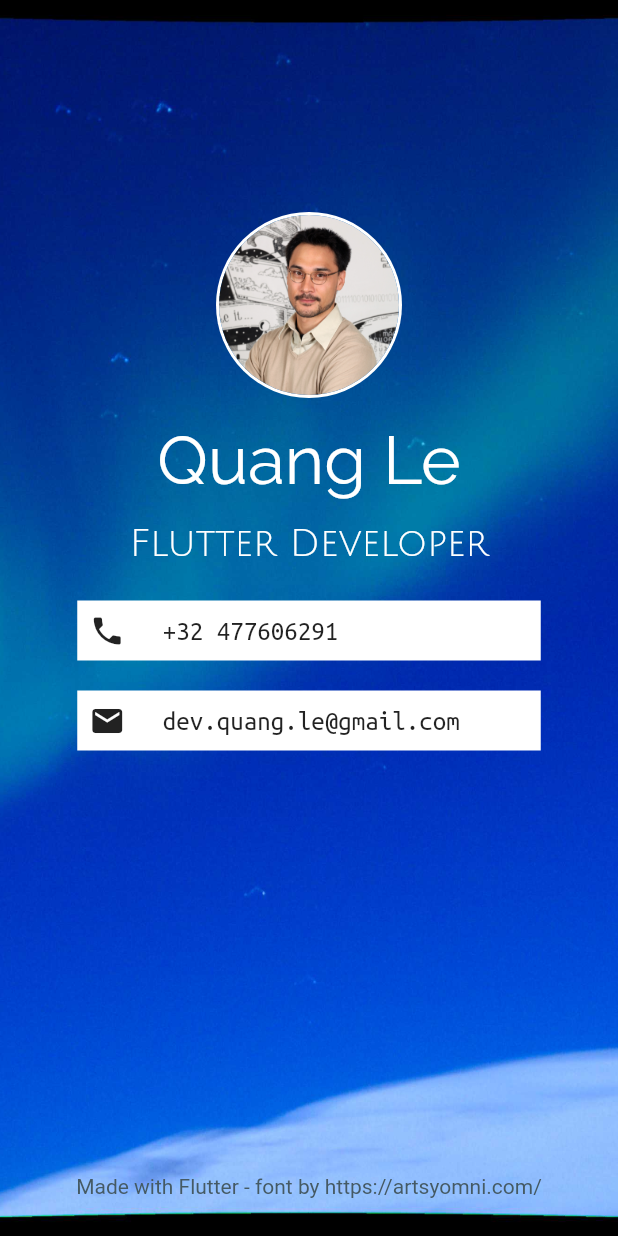
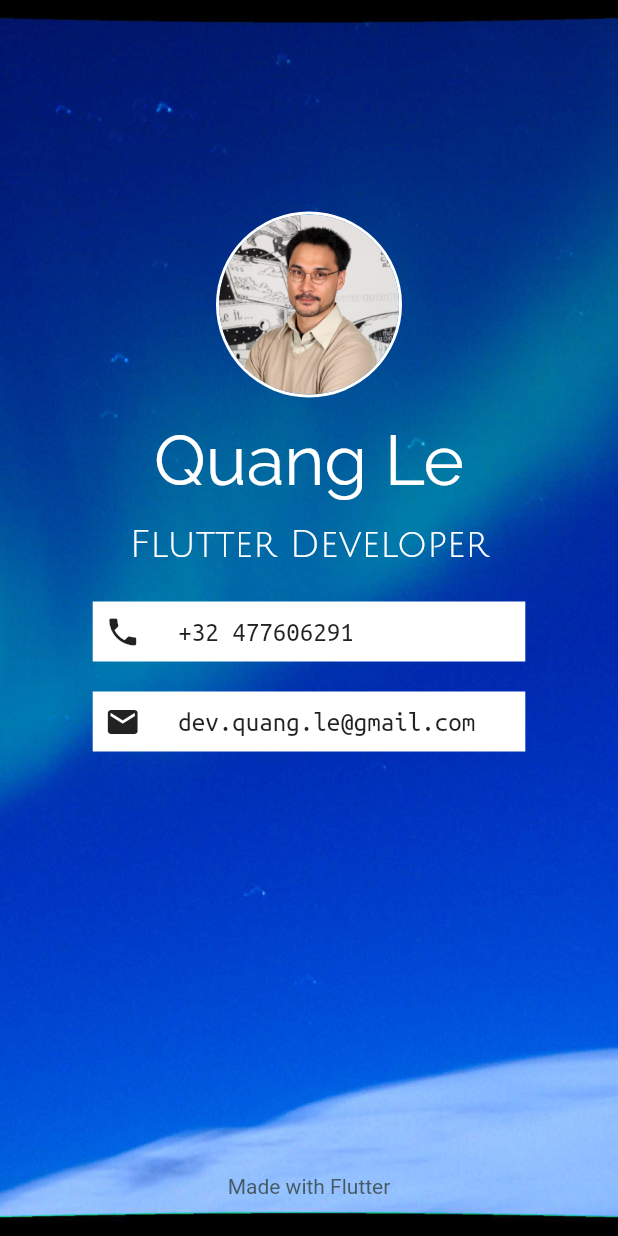
Before and after one commit to quang-le/mi-card, a Flutter app: the screen it shows after launch, on a phone screen of 412 x 824 dp. Run offline on Flutter 3.47's test engine with Material 2 defaults, Android fonts, the phone set to English and light mode, and no system bars.

Commit message:
made layout responsive to width

```diff
--- a/card/lib/main.dart
+++ b/card/lib/main.dart
@@ -35,7 +35,7 @@ class App extends StatelessWidget {
               Text(
                 'Quang Le',
                 style: TextStyle(
-                  fontSize: 45,
+                  fontSize: 46,
                   color: Colors.white,
                   fontFamily: 'Raleway',
                   // fontStyle: FontStyle.normal,
@@ -52,7 +52,9 @@ class App extends StatelessWidget {
               Builder(builder: (context) {
                 double screenWidth = MediaQuery.of(context).size.width;
                 return Container(
-                    width: screenWidth * 0.75,
+                    width: screenWidth > 320
+                        ? screenWidth * 0.7
+                        : screenWidth * 0.9,
                     color: Colors.white,
                     //color: Colors.white,
                     child: Padding(
@@ -79,8 +81,10 @@ class App extends StatelessWidget {
               SizedBox(height: 20.0),
               Builder(builder: (context) {
                 double screenWidth = MediaQuery.of(context).size.width;
+                print(screenWidth);
                 return Container(
-                  width: screenWidth * 0.75,
+                  width:
+                      screenWidth > 320 ? screenWidth * 0.7 : screenWidth * 0.9,
                   color: Colors.white,
                   child: Padding(
                     padding: const EdgeInsets.all(8.0),
@@ -105,8 +109,10 @@ class App extends StatelessWidget {
                 );
               }),
               Spacer(flex: 2),
-              Text("Made with Flutter - font by https://artsyomni.com/",
-                  style: TextStyle(color: Colors.blueGrey[700])),
+              Text(
+                "Made with Flutter",
+                style: TextStyle(color: Colors.blueGrey[700]),
+              ),
               SizedBox(height: 25),
             ],
           ),
```
